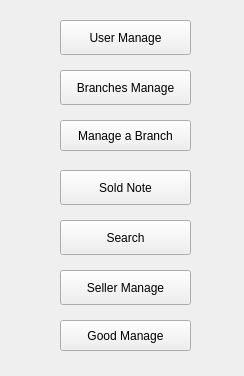
First picture: the form in mainwindow.ui, repository libertas/MsgMan, before the edit.
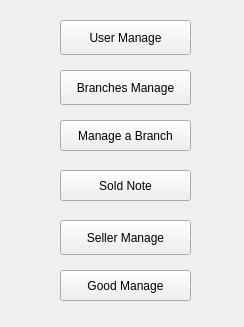
Second picture: the form after the edit.

Commit message: remove search

What changed in the file:
```diff
--- a/mainwindow.ui
+++ b/mainwindow.ui
@@ -7,7 +7,7 @@
     <x>0</x>
     <y>0</y>
     <width>244</width>
-    <height>376</height>
+    <height>327</height>
    </rect>
   </property>
   <property name="windowTitle">
@@ -46,31 +46,18 @@
       <x>60</x>
       <y>170</y>
       <width>131</width>
-      <height>35</height>
+      <height>31</height>
      </rect>
     </property>
     <property name="text">
      <string>Sold Note</string>
     </property>
    </widget>
-   <widget class="QPushButton" name="pushButton_4">
-    <property name="geometry">
-     <rect>
-      <x>60</x>
-      <y>220</y>
-      <width>131</width>
-      <height>35</height>
-     </rect>
-    </property>
-    <property name="text">
-     <string>Search</string>
-    </property>
-   </widget>
    <widget class="QPushButton" name="pushButton_5">
     <property name="geometry">
      <rect>
       <x>60</x>
-      <y>270</y>
+      <y>220</y>
       <width>131</width>
       <height>35</height>
      </rect>
@@ -96,7 +83,7 @@
     <property name="geometry">
      <rect>
       <x>60</x>
-      <y>320</y>
+      <y>270</y>
       <width>131</width>
       <height>31</height>
      </rect>
```
Left out of the diff: 16 changed lines with no effect on the pictures. The commit also changes 2 other files.
